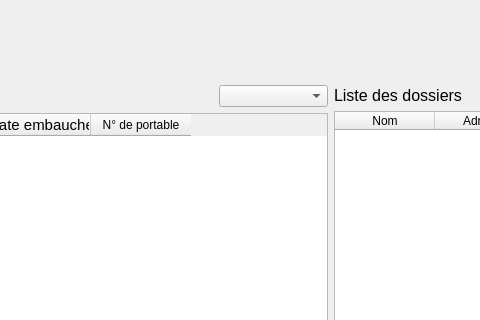
Before: the Qt Designer form CODE/dialogchefagence.ui in dervieuxC/gestionDemenagementCorrige, drawn with Qt 5; both pictures show x 221 to 701 and y 0 to 320 of the 1122 by 742 pixel window.
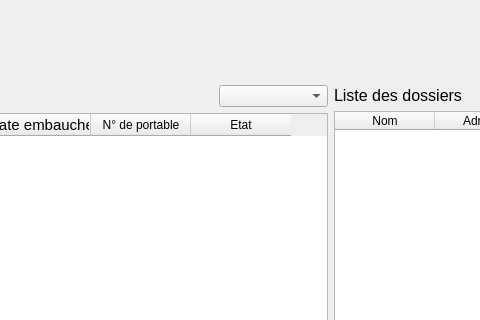
After: the same form once the commit is applied.

The edit to the form file:
```diff
--- a/CODE/dialogchefagence.ui
+++ b/CODE/dialogchefagence.ui
@@ -144,6 +144,11 @@
                    <string>N° de portable</string>
                   </property>
                  </column>
+                 <column>
+                  <property name="text">
+                   <string>Etat</string>
+                  </property>
+                 </column>
                 </widget>
                </item>
               </layout>
```
